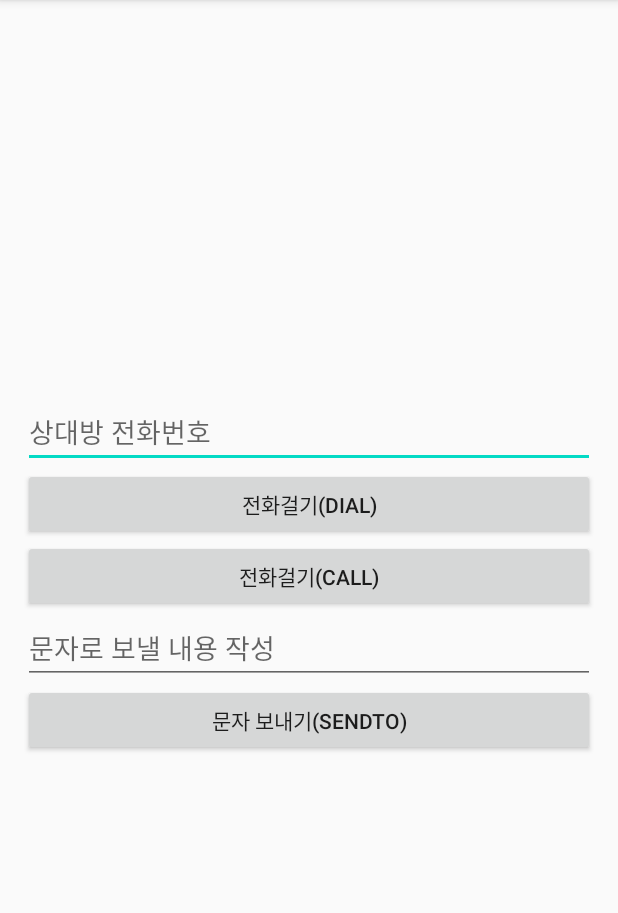
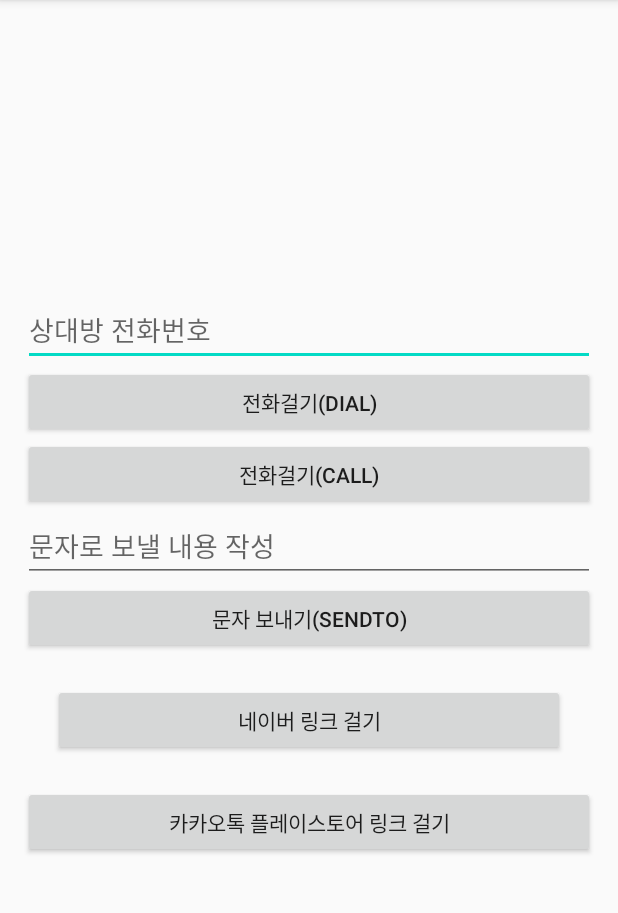
Before and after one commit to jihyok007/AndroidIntent, an Android app: the screen it shows after launch (MainActivity), on a phone screen of 412 x 824 dp, the part 84-997 px from its top. Run offline under Robolectric (Android 15) with nearby library versions, the phone set to English and light mode, and no system bars.

```diff
--- a/app/src/main/java/kr/co/tjoeun/androidintent/MainActivity.kt
+++ b/app/src/main/java/kr/co/tjoeun/androidintent/MainActivity.kt
@@ -49,5 +49,15 @@ class MainActivity : AppCompatActivity() {
             startActivity(myIntent)
         }
 
+        naverLinkBtn.setOnClickListener {
+//          Uri에 실제 인터넷 주소 대입
+            val  myUri = Uri.parse("https://naver.com")
+            val myIntent = Intent(Intent.ACTION_VIEW, myUri)
+            startActivity(myIntent)
+
+
+        }
+
+
     }
 }
--- a/app/src/main/res/layout/activity_main.xml
+++ b/app/src/main/res/layout/activity_main.xml
@@ -40,6 +40,18 @@
         android:layout_height="wrap_content"
         android:text="문자 보내기(SENDTO)"/>
 
+    <Button
+        android:id="@+id/naverLinkBtn"
+        android:layout_width="match_parent"
+        android:layout_height="wrap_content"
+        android:layout_margin="20dp"
+        android:text="네이버 링크 걸기"/>
+
+    <Button
+        android:id="@+id/kakaoStoreLinkBtn"
+        android:layout_width="match_parent"
+        android:layout_height="wrap_content"
+        android:text="카카오톡 플레이스토어 링크 걸기"/>
 
 
 </LinearLayout>
```
